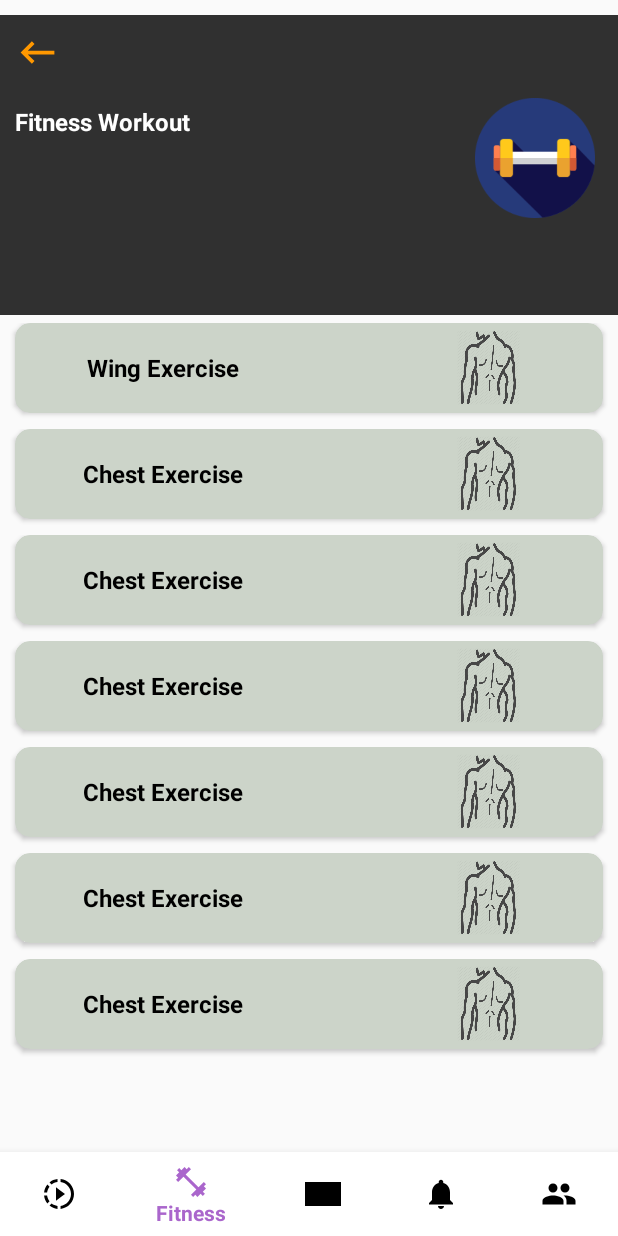
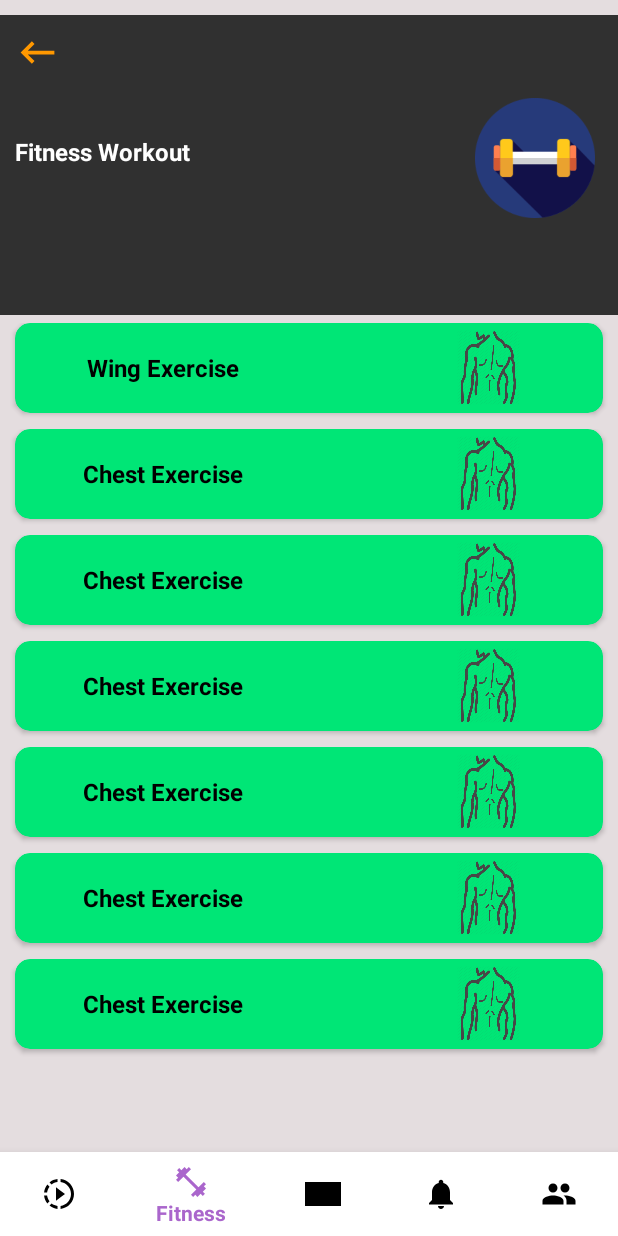
Before and after one commit to firebase55/fitnessapp, an Android app: the screen it shows after launch (MainActivity), item 2 of the bottom bar chosen, on a phone screen of 412 x 824 dp. Run offline under Robolectric (Android 15) with nearby library versions, the phone set to English and light mode, and no system bars.

Commit message:
new file added

```diff
--- a/app/src/main/res/layout/fitness.xml
+++ b/app/src/main/res/layout/fitness.xml
@@ -3,6 +3,7 @@
     xmlns:app="http://schemas.android.com/apk/res-auto"
     android:orientation="vertical"
     android:layout_width="match_parent"
+    android:background="@color/lowwhite"
     android:layout_height="match_parent">
     <ScrollView
         android:layout_width="match_parent"
@@ -33,7 +34,7 @@
     android:textStyle="bold"
     android:layout_below="@+id/backidText"
     android:layout_marginLeft="10dp"
-    android:layout_marginTop="20sp"
+    android:layout_marginTop="40sp"
     android:textColor="#fff"
     android:text="Fitness Workout"
     android:layout_height="40dp" />
@@ -57,7 +58,7 @@
         android:layout_marginLeft="10dp"
         android:id="@+id/wing_id"
         app:cardCornerRadius="10dp"
-        app:cardBackgroundColor="#CCD4C9"
+        app:cardBackgroundColor="@color/cardview_Color"
         android:layout_marginRight="10dp">
         <TextView
             android:layout_width="200dp"
@@ -88,7 +89,7 @@
                     android:layout_marginLeft="10dp"
                     android:id="@+id/trysip"
                     app:cardCornerRadius="10dp"
-                    app:cardBackgroundColor="#CCD4C9"
+                    app:cardBackgroundColor="@color/cardview_Color"
                     android:layout_marginRight="10dp">
                     <TextView
                         android:layout_width="200dp"
@@ -118,8 +119,9 @@
                     android:layout_height="60dp"
                     android:layout_marginLeft="10dp"
                     android:id="@+id/bysip"
+                    app:cardBackgroundColor="@color/cardview_Color"
+
                     app:cardCornerRadius="10dp"
-                    app:cardBackgroundColor="#CCD4C9"
                     android:layout_marginRight="10dp">
                     <TextView
                         android:layout_width="200dp"
@@ -150,7 +152,7 @@
                     android:layout_marginLeft="10dp"
                     android:id="@+id/shoulder"
                     app:cardCornerRadius="10dp"
-                    app:cardBackgroundColor="#CCD4C9"
+                    app:cardBackgroundColor="@color/cardview_Color"
                     android:layout_marginRight="10dp">
                     <TextView
                         android:layout_width="200dp"
@@ -181,7 +183,7 @@
                     android:layout_marginLeft="10dp"
                     android:id="@+id/packes"
                     app:cardCornerRadius="10dp"
-                    app:cardBackgroundColor="#CCD4C9"
+                    app:cardBackgroundColor="@color/cardview_Color"
                     android:layout_marginRight="10dp">
                     <TextView
                         android:layout_width="200dp"
@@ -212,7 +214,7 @@
                     android:layout_marginLeft="10dp"
                     android:id="@+id/thigh"
                     app:cardCornerRadius="10dp"
-                    app:cardBackgroundColor="#CCD4C9"
+                    app:cardBackgroundColor="@color/cardview_Color"
                     android:layout_marginRight="10dp">
                     <TextView
                         android:layout_width="200dp"
@@ -243,7 +245,7 @@
                     android:layout_marginLeft="10dp"
                     android:id="@+id/weightloss"
                     app:cardCornerRadius="10dp"
-                    app:cardBackgroundColor="#CCD4C9"
+                    app:cardBackgroundColor="@color/cardview_Color"
                     android:layout_marginRight="10dp">
                     <TextView
                         android:layout_width="200dp"
--- a/app/src/main/res/values/colors.xml
+++ b/app/src/main/res/values/colors.xml
@@ -5,8 +5,8 @@
     <color name="colorAccent">#D81B60</color>
     <color name="black">#090708</color>
     <color name="blue">#3F51B5</color>
-    <color name="lowwhite">#C2BCBE</color>
-
+    <color name="lowwhite">#E4DDDF</color>
+<color name="cardview_Color">#00E676</color>
 
 
 </resources>
--- a/app/src/main/res/values/strings.xml
+++ b/app/src/main/res/values/strings.xml
@@ -18,6 +18,7 @@
     <string name="menu_tools">Tools</string>
     <string name="menu_share">Share</string>
     <string name="menu_send">Send</string>
-
+    <string name="chen">Sit facing the weight stack of an overhead lat pulldown machine with a wide bar attached. Reach overhead and grab the bar with a wide grip, palms facing away from your body. Lean back 30–45 degrees and pull the bar down toward your chest. Engage your latissimus dorsi, the large muscles down the sides of your back.</string>
+<string name="wingsdetails">Although the lat pulldown is a wonderful back movement that certainly has its place, it can not replace the true back builders like chins, pullups, bent rows, seated pully rows, T-bar rows, dumbell rows, and deadlifts. Those that do not make these exercises the foundation of their back routine are not only narrow minded, but will always be narrow period!</string>
 
 </resources>
```
